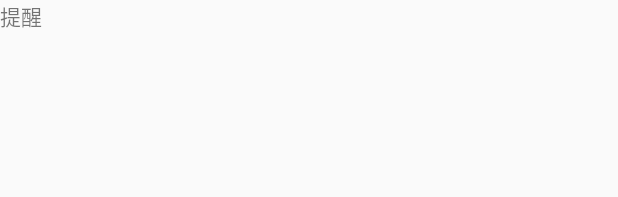
After one commit to clwater/GraduationProject, an Android app: the layout fragment_remind.xml on its own in the app's theme, with its tools: preview values and no code run, on a phone screen of 412 x 824 dp. The commit adds this screen. Shown: the top 197 px of the screen. Run offline under Robolectric (Android 15) with nearby library versions, the phone set to English and light mode, and no system bars.

Commit message:
20170508

```diff
--- a/LAL/ZhiJi/app/src/main/java/com/clwater/zhiji/ui/fragment/SearchFragment.java
+++ b/LAL/ZhiJi/app/src/main/java/com/clwater/zhiji/ui/fragment/RemindFragment.java
@@ -14,14 +14,14 @@ import butterknife.ButterKnife;
  * Created by yszsyf on 17/2/26.
  */
 
-public class SearchFragment extends Fragment {
+public class RemindFragment extends Fragment {
 
 
     @Override
     public View onCreateView(LayoutInflater inflater, ViewGroup container,
                              Bundle savedInstanceState)
     {
-        View view = inflater.inflate(R.layout.fragment_search, container, false);
+        View view = inflater.inflate(R.layout.fragment_remind, container, false);
         ButterKnife.bind(this , view);
 
         return view;
--- a/LAL/ZhiJi/app/src/main/res/layout/fragment_diary.xml
+++ b/LAL/ZhiJi/app/src/main/res/layout/fragment_diary.xml
@@ -6,6 +6,6 @@
     <TextView
         android:layout_width="match_parent"
         android:layout_height="match_parent"
-        android:text="今日"/>
+        android:text="日记"/>
 
 </LinearLayout>
--- /dev/null
+++ b/LAL/ZhiJi/app/src/main/res/layout/fragment_remind.xml
@@ -0,0 +1,11 @@
+<?xml version="1.0" encoding="utf-8"?>
+<LinearLayout xmlns:android="http://schemas.android.com/apk/res/android"
+    android:orientation="vertical" android:layout_width="match_parent"
+    android:layout_height="match_parent">
+
+    <TextView
+        android:layout_width="match_parent"
+        android:layout_height="match_parent"
+        android:text="提醒"/>
+
+</LinearLayout>
```
Also changed, not shown: LAL/ZhiJi/app/src/main/java/com/clwater/zhiji/ui/activity/MainActivity.java (+7 -7 lines).
